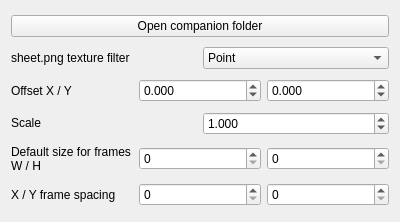
Qt form gui-tool/ui/actiontab_companion.ui (headshot2017/smbzg-charloader) before a commit.
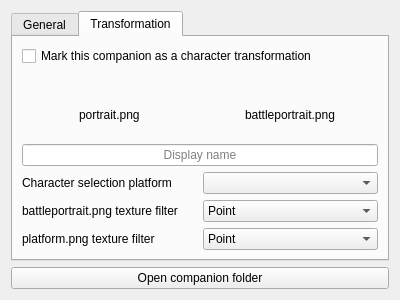
The same form after that commit. The open tabs and pages were chosen to show the change. Icons and pictures are not drawn. Custom widgets are drawn as their Qt base class.

The edit to the form file:
```diff
--- a/gui-tool/ui/actiontab_companion.ui
+++ b/gui-tool/ui/actiontab_companion.ui
@@ -7,7 +7,7 @@
     <x>0</x>
     <y>0</y>
     <width>400</width>
-    <height>222</height>
+    <height>300</height>
    </rect>
   </property>
   <property name="windowTitle">
@@ -15,12 +15,15 @@
   </property>
   <layout class="QVBoxLayout" name="verticalLayout">
    <item>
-    <widget class="QPushButton" name="btn_openFolder">
-     <property name="text">
-      <string>Open companion folder</string>
+    <widget class="QTabWidget" name="tabWidget">
+     <property name="currentIndex">
+      <number>0</number>
      </property>
-    </widget>
-   </item>
+     <widget class="QWidget" name="tab_general">
+      <attribute name="title">
+       <string>General</string>
+      </attribute>
+      <layout class="QVBoxLayout" name="verticalLayout_4">
    <item>
     <layout class="QHBoxLayout" name="horizontalLayout">
      <item>
@@ -189,6 +192,188 @@
    </item>
   </layout>
  </widget>
+     <widget class="QWidget" name="tab_form">
+      <attribute name="title">
+       <string>Transformation</string>
+      </attribute>
+      <layout class="QVBoxLayout" name="verticalLayout_5">
+       <item>
+        <widget class="QCheckBox" name="checkbox_isForm">
+         <property name="toolTip">
+          <string>If disabled, the settings below will be ignored.</string>
+         </property>
+         <property name="text">
+          <string>Mark this companion as a character transformation</string>
+         </property>
+        </widget>
+       </item>
+       <item>
+        <layout class="QHBoxLayout" name="horizontalLayout_9">
+         <item>
+          <layout class="QVBoxLayout" name="verticalLayout_3">
+           <item alignment="Qt::AlignBottom">
+            <widget class="PortraitLabel" name="lbl_portrait">
+             <property name="text">
+              <string/>
+             </property>
+             <property name="pixmap">
+              <pixmap>../images/default_portrait_unbalanced.png</pixmap>
+             </property>
+             <property name="alignment">
+              <set>Qt::AlignCenter</set>
+             </property>
+            </widget>
+           </item>
+           <item alignment="Qt::AlignHCenter|Qt::AlignTop">
+            <widget class="QLabel" name="label_10">
+             <property name="text">
+              <string>portrait.png</string>
+             </property>
+            </widget>
+           </item>
+          </layout>
+         </item>
+         <item>
+          <layout class="QVBoxLayout" name="verticalLayout_2">
+           <item alignment="Qt::AlignBottom">
+            <widget class="PortraitLabel" name="lbl_battlePortrait">
+             <property name="text">
+              <string/>
+             </property>
+             <property name="pixmap">
+              <pixmap>../images/default_portrait_unbalanced.png</pixmap>
+             </property>
+             <property name="alignment">
+              <set>Qt::AlignCenter</set>
+             </property>
+            </widget>
+           </item>
+           <item alignment="Qt::AlignHCenter|Qt::AlignTop">
+            <widget class="QLabel" name="label_9">
+             <property name="text">
+              <string>battleportrait.png</string>
+             </property>
+            </widget>
+           </item>
+          </layout>
+         </item>
+        </layout>
+       </item>
+       <item>
+        <widget class="QLineEdit" name="lineEdit_displayName">
+         <property name="alignment">
+          <set>Qt::AlignCenter</set>
+         </property>
+         <property name="placeholderText">
+          <string>Display name</string>
+         </property>
+        </widget>
+       </item>
+       <item>
+        <layout class="QHBoxLayout" name="horizontalLayout_7">
+         <item>
+          <widget class="QLabel" name="label_7">
+           <property name="toolTip">
+            <string>To use a custom platform, place &quot;platform.png&quot; in the companion's folder.
+Image must be 80x32.
+See images/platform_template.png for an example.</string>
+           </property>
+           <property name="text">
+            <string>Character selection platform</string>
+           </property>
+          </widget>
+         </item>
+         <item>
+          <widget class="QComboBox" name="combobox_platform">
+           <property name="toolTip">
+            <string>To use a custom platform, place &quot;platform.png&quot; in the companion's folder.
+Image must be 80x32.
+See images/platform_template.png for an example.</string>
+           </property>
+          </widget>
+         </item>
+        </layout>
+       </item>
+       <item>
+        <layout class="QHBoxLayout" name="horizontalLayout_8">
+         <item>
+          <widget class="QLabel" name="label_8">
+           <property name="text">
+            <string>battleportrait.png texture filter</string>
+           </property>
+          </widget>
+         </item>
+         <item>
+          <widget class="QComboBox" name="combobox_battlePortraitFilter">
+           <item>
+            <property name="text">
+             <string>Point</string>
+            </property>
+           </item>
+           <item>
+            <property name="text">
+             <string>Bilinear</string>
+            </property>
+           </item>
+           <item>
+            <property name="text">
+             <string>Trilinear</string>
+            </property>
+           </item>
+          </widget>
+         </item>
+        </layout>
+       </item>
+       <item>
+        <layout class="QHBoxLayout" name="horizontalLayout_6">
+         <item>
+          <widget class="QLabel" name="label_6">
+           <property name="text">
+            <string>platform.png texture filter</string>
+           </property>
+          </widget>
+         </item>
+         <item>
+          <widget class="QComboBox" name="combobox_platformFilter">
+           <item>
+            <property name="text">
+             <string>Point</string>
+            </property>
+           </item>
+           <item>
+            <property name="text">
+             <string>Bilinear</string>
+            </property>
+           </item>
+           <item>
+            <property name="text">
+             <string>Trilinear</string>
+            </property>
+           </item>
+          </widget>
+         </item>
+        </layout>
+       </item>
+      </layout>
+     </widget>
+    </widget>
+   </item>
+   <item>
+    <widget class="QPushButton" name="btn_openFolder">
+     <property name="text">
+      <string>Open companion folder</string>
+     </property>
+    </widget>
+   </item>
+  </layout>
+ </widget>
+ <customwidgets>
+  <customwidget>
+   <class>PortraitLabel</class>
+   <extends>QLabel</extends>
+   <header>portraitlabel</header>
+  </customwidget>
+ </customwidgets>
  <resources/>
  <connections/>
 </ui>
```
Lines whose indentation alone changed are shown as unchanged.
